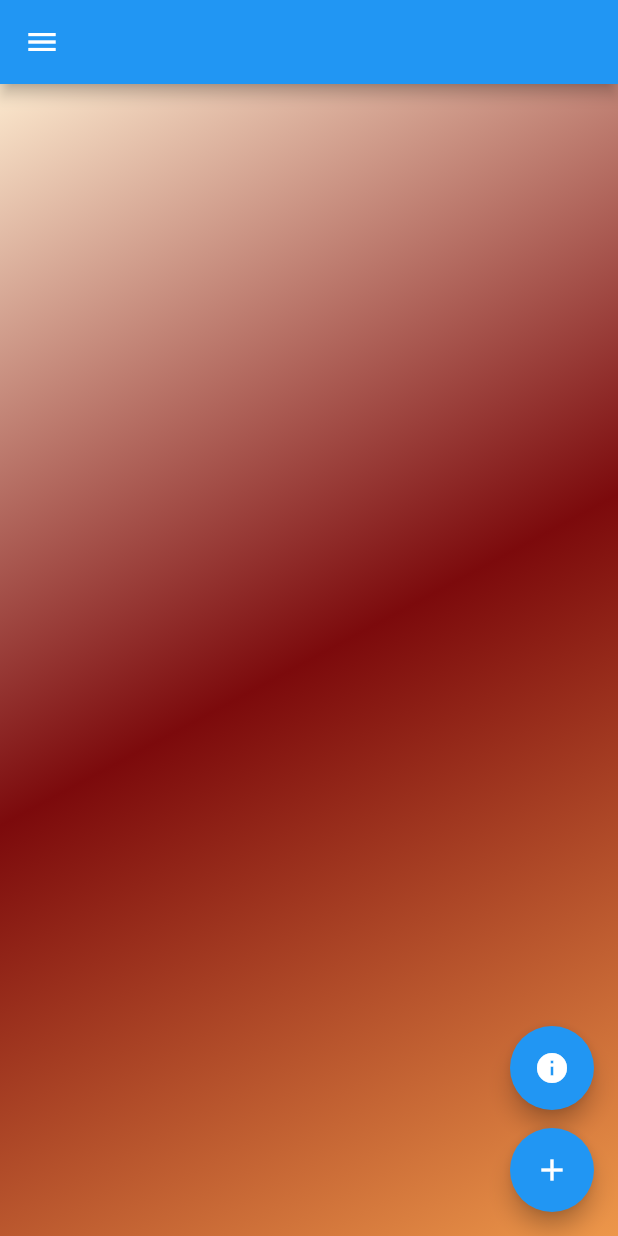
After one commit to ZayniddinMamarasulov/lesson-two, a Flutter app: the screen it shows after launch, on a phone screen of 412 x 824 dp. The commit adds this screen. Run offline on Flutter 3.47's test engine with Material 2 defaults, Android fonts, the phone set to English and light mode, and no system bars; our stand-ins replace flutter_screenutil, flutter_svg; project files that could hold a hidden picture were left out.

Commit message:
Adaptive implemented

```diff
--- a/lib/main.dart
+++ b/lib/main.dart
@@ -1,12 +1,7 @@
 import 'package:flutter/material.dart';
 import 'package:flutter_screenutil/flutter_screenutil.dart';
+import 'package:lesson_two/screens/adaptive_page.dart';
 import 'package:lesson_two/screens/home_page.dart';
-import 'package:lesson_two/screens/lesson_five.dart';
-import 'package:lesson_two/screens/payment_method_page.dart';
-import 'package:lesson_two/screens/second_page.dart';
-import 'package:lesson_two/screens/test_page.dart';
-import 'package:lesson_two/screens/third_page.dart';
-import 'package:lesson_two/utils/colors.dart';
 import 'package:lesson_two/utils/themes.dart';
 
 void main() async {
@@ -36,13 +31,13 @@ class SampleApp extends StatelessWidget {
           child: MaterialApp(
               debugShowCheckedModeBanner: false,
               title: 'Bu title edi',
-              themeMode: ThemeMode.dark,
+              themeMode: ThemeMode.system,
               darkTheme: MyThemes.themeDark,
               theme: MyThemes.themeLight,
               home: child),
         );
       },
-      child: PaymentMethodPage(),
+      child: AdaptivePage(),
     );
   }
 }
--- /dev/null
+++ b/lib/screens/adaptive_page.dart
@@ -0,0 +1,234 @@
+import 'package:flutter/cupertino.dart';
+import 'package:flutter/material.dart';
+import 'package:lesson_two/utils/colors.dart';
+import 'dart:io' show Platform, exit;
+
+import 'package:lesson_two/utils/double_tap.dart';
+
+class AdaptivePage extends StatefulWidget {
+  const AdaptivePage({Key? key}) : super(key: key);
+
+  @override
+  State<AdaptivePage> createState() => _AdaptivePageState();
+}
+
+class _AdaptivePageState extends State<AdaptivePage> {
+  bool isOn = false;
+
+  @override
+  Widget build(BuildContext context) {
+    return Scaffold(
+      backgroundColor: MyColors.C_FEFEFF,
+      appBar: AppBar(
+        actions: [
+          Platform.isIOS
+              ? IconButton(
+                  onPressed: () {
+                    showDialog(
+                      context: context,
+                      builder: ((context) => CupertinoAlertDialog(
+                            title: Text("Bu title"),
+                            content: Text("Do you really want to exit ?"),
+                            actions: [
+                              TextButton(
+                                  onPressed: () {},
+                                  child: const Text(
+                                    "No",
+                                    style: TextStyle(color: Colors.red),
+                                  )),
+                              TextButton(
+                                onPressed: () {},
+                                child: Text("OK"),
+                              ),
+                            ],
+                          )),
+                    );
+                  },
+                  icon: Icon(Icons.add))
+              : Container()
+        ],
+      ),
+      body: WillPopScope(
+        onWillPop: onWillPop,
+        child: Container(
+          decoration: BoxDecoration(
+              gradient: LinearGradient(
+            begin: Alignment.topLeft,
+            end: Alignment.bottomRight,
+            colors: [
+              Color(0xFFFCE9CE),
+              Color(0xFF7C0A0C),
+              Color(0xFFED974A),
+            ],
+          )),
+        ),
+
+        /*GridView.builder(
+            physics: BouncingScrollPhysics(),
+            scrollDirection: Axis.vertical,
+            gridDelegate:
+                SliverGridDelegateWithFixedCrossAxisCount(crossAxisCount: 3),
+            itemCount: 150,
+            itemBuilder: (BuildContext context, int index) {
+              return Container(
+                margin: EdgeInsets.symmetric(vertical: 12, horizontal: 12),
+                color: Colors.green,
+                width: 40,
+                height: 120,
+              );
+            }),*/
+      ),
+      floatingActionButton: Platform.isAndroid
+          ? Column(mainAxisAlignment: MainAxisAlignment.end, children: [
+              FloatingActionButton(
+                onPressed: () {},
+                child: Icon(Icons.info),
+              ),
+              SizedBox(height: 12),
+              FloatingActionButton(
+                onPressed: () {
+                  showDialog(
+                    context: context,
+                    builder: ((context) => AlertDialog(
+                          title: Text("Bu title"),
+                          content: Text("Do you really want to exit ?"),
+                          actions: [
+                            TextButton(
+                                onPressed: () {
+                                  Navigator.pop(context);
+                                },
+                                child: const Text(
+                                  "No",
+                                  style: TextStyle(color: Colors.red),
+                                )),
+                            TextButton(
+                              onPressed: () {
+                                exit(0);
+                              },
+                              child: Text("OK"),
+                            ),
+                          ],
+                        )),
+                  );
+                },
+                child: Icon(Icons.add),
+              ),
+            ])
+          : Container(),
+      drawer: Drawer(
+          child: ListView(
+        children: [
+          DrawerHeader(
+            padding: EdgeInsets.zero,
+            child: Container(
+              padding: EdgeInsets.all(12),
+              color: MyColors.C_15BE77,
+              child: Column(
+                crossAxisAlignment: CrossAxisAlignment.start,
+                mainAxisAlignment: MainAxisAlignment.end,
+                children: const [
+                  CircleAvatar(
+                    radius: 64,
+                    backgroundImage: NetworkImage(
+                        "https://source.unsplash.com/random/300x200"),
+                  )
+                ],
+              ),
+            ),
+          ),
+          ListTile(
+            tileColor: MyColors.C_F9A84D,
+            style: ListTileStyle.drawer,
+            onTap: () {},
+            title: Text("Dunyo yangiliklari"),
+            subtitle: Text("batafsil"),
+            trailing: Switch.adaptive(
+              value: true,
+              onChanged: (value) {},
+            ),
+            leading: Icon(
+              Icons.access_alarm,
+              size: 32,
+            ),
+          ),
+          SizedBox(height: 8),
+          ListTile(
+            tileColor: MyColors.C_F9A84D,
+            style: ListTileStyle.drawer,
+            onTap: () {},
+            trailing: Checkbox(
+              onChanged: (value) {},
+              value: true,
+            ),
+            title: Text("Dunyo yangiliklari"),
+            subtitle: Text("batafsil"),
+            leading: Icon(
+              Icons.access_alarm,
+              size: 32,
+            ),
+          ),
+          ListTile(
+            tileColor: MyColors.C_F9A84D,
+            style: ListTileStyle.drawer,
+            onTap: () {},
+            title: Text("Dunyo yangiliklari"),
+            subtitle: Text("batafsil"),
+            leading: Icon(
+              Icons.access_alarm,
+              size: 32,
+            ),
+          ),
+          ListTile(
+            tileColor: MyColors.C_F9A84D,
+            style: ListTileStyle.drawer,
+            onTap: () {},
+            title: Text("Dunyo yangiliklari"),
+            subtitle: Text("batafsil"),
+            leading: Icon(
+              Icons.access_alarm,
+              size: 32,
+            ),
+          ),
+          ListTile(
+            tileColor: MyColors.C_F9A84D,
+            style: ListTileStyle.drawer,
+            onTap: () {},
+            title: Text("Dunyo yangiliklari"),
+            subtitle: Text("batafsil"),
+            leading: Icon(
+              Icons.access_alarm,
+              size: 32,
+            ),
+          ),
+        ],
+      )),
+    );
+  }
+
+  int backPressCounter = 0;
+  int backPressTotal = 2;
+
+  Future<bool> onWillPop() {
+    if (backPressCounter < 1) {
+      showMessage("Please, Click one more time to exit!");
+      backPressCounter++;
+      Future.delayed(Duration(seconds: 1, milliseconds: 500), () {
+        backPressCounter--;
+      });
+      return Future.value(false);
+    } else {
+      return Future.value(true);
+    }
+  }
+
+  void showMessage(String message) {
+    var snack = SnackBar(
+      action: SnackBarAction(
+        onPressed: () {},
+        label: 'Tushunarli',
+      ),
+      content: Text(message),
+    );
+    ScaffoldMessenger.of(context).showSnackBar(snack);
+  }
+}
--- a/lib/screens/home_page.dart
+++ b/lib/screens/home_page.dart
@@ -19,7 +19,6 @@ class _HomePageState extends State<HomePage> {
   @override
   Widget build(BuildContext context) {
     isDark = Theme.of(context).brightness == Brightness.dark;
-
     return Scaffold(
       backgroundColor: Theme.of(context).scaffoldBackgroundColor,
       body: SafeArea(
@@ -316,9 +315,4 @@ class _HomePageState extends State<HomePage> {
       ),
     );
   }
-
-  @override
-  void dispose() {
-    super.dispose();
-  }
 }
```
Also changed, not shown: lib/utils/double_tap.dart (added, +64 -0 lines).
